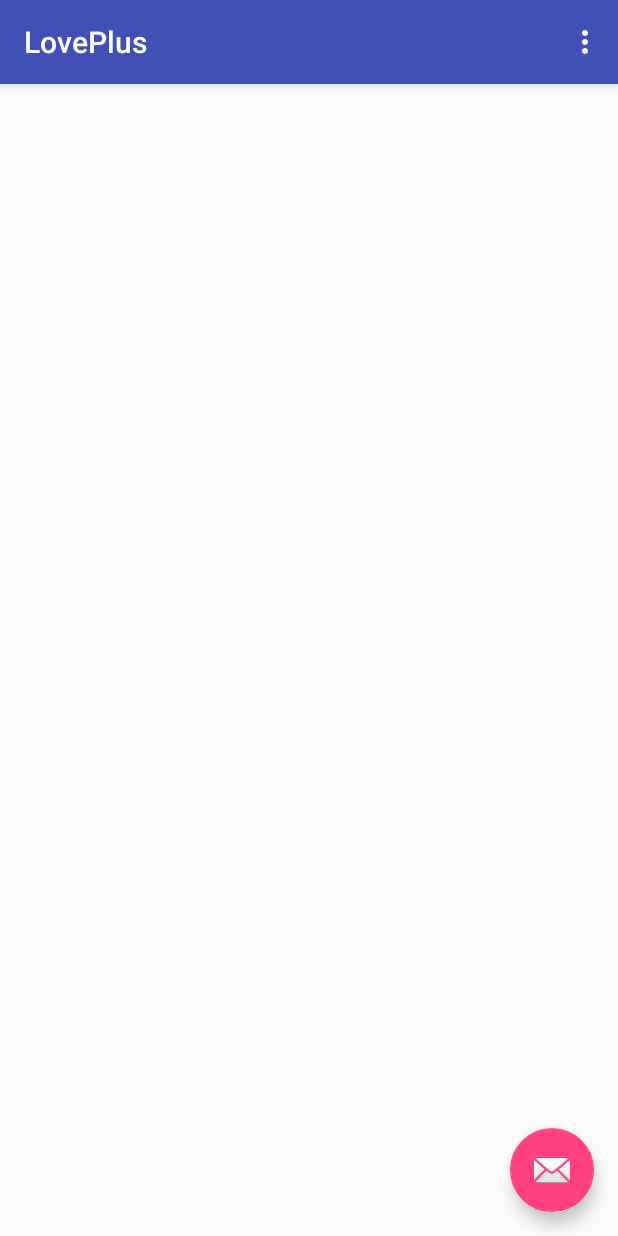
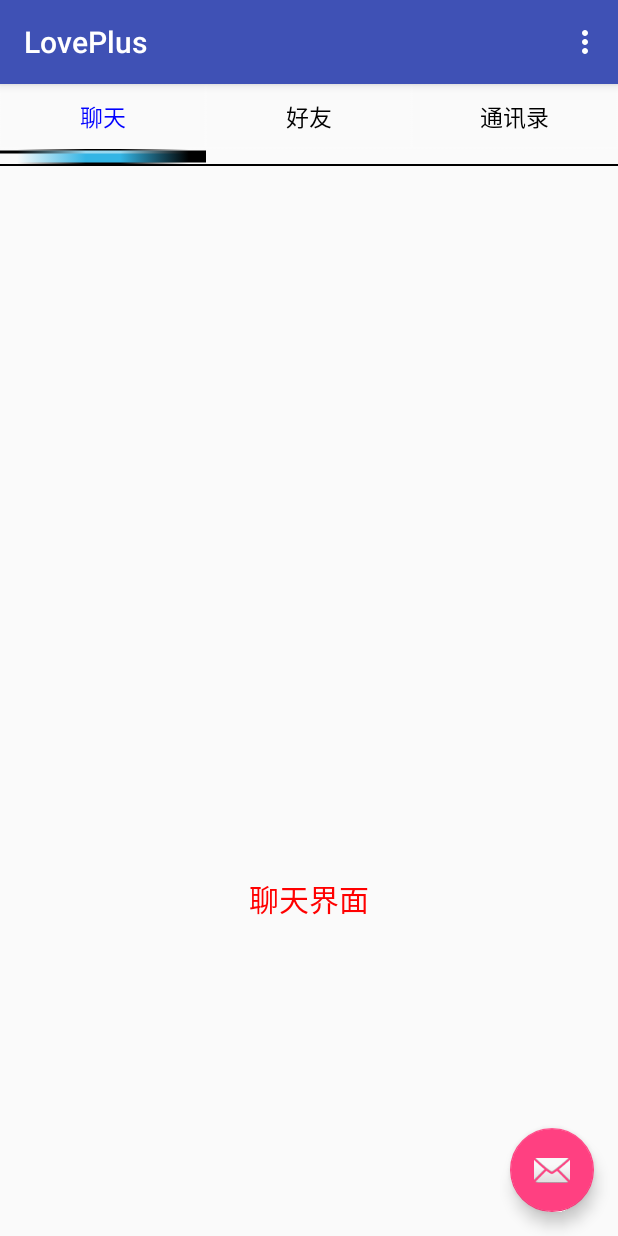
Before and after one commit to lgybetter/LovePlus, an Android app: the screen it shows after launch (MainActivity), on a phone screen of 412 x 824 dp. Run offline under Robolectric (Android 15) with nearby library versions, the phone set to English and light mode, and no system bars.

Commit message:
Finish the ViewPager Fragment

```diff
--- /dev/null
+++ b/app/src/main/java/adapter/FragmentAdapter.java
@@ -0,0 +1,31 @@
+package adapter;
+
+import android.support.v4.app.Fragment;
+import android.support.v4.app.FragmentManager;
+import android.support.v4.app.FragmentPagerAdapter;
+
+import java.util.ArrayList;
+import java.util.List;
+
+/**
+ * Created by Administrator on 2016/7/21.
+ */
+public class FragmentAdapter extends FragmentPagerAdapter {
+
+    List<Fragment> fragmentList = new ArrayList<>();
+    public FragmentAdapter(FragmentManager fm, List<Fragment> fragmentList) {
+        super(fm);
+        this.fragmentList = fragmentList;
+    }
+
+    @Override
+    public Fragment getItem(int position) {
+        return fragmentList.get(position);
+    }
+
+    @Override
+    public int getCount() {
+        return fragmentList.size();
+    }
+
+}
--- a/app/src/main/java/com/example/administrator/loveplus/MainActivity.java
+++ b/app/src/main/java/com/example/administrator/loveplus/MainActivity.java
@@ -1,37 +1,107 @@
 package com.example.administrator.loveplus;
-
+import android.graphics.Color;
+import android.support.v4.app.Fragment;
 import android.content.Intent;
 import android.os.Bundle;
 import android.support.design.widget.FloatingActionButton;
 import android.support.design.widget.Snackbar;
+import android.support.v4.view.ViewPager;
 import android.support.v7.app.AppCompatActivity;
 import android.support.v7.widget.Toolbar;
+import android.util.DisplayMetrics;
+import android.util.Log;
 import android.view.View;
 import android.view.Menu;
 import android.view.MenuItem;
-
+import android.widget.ImageView;
+import android.widget.LinearLayout;
+import android.widget.TextView;
+import java.util.ArrayList;
+import java.util.List;
+import adapter.FragmentAdapter;
+import fragment.ChatFragment;
+import fragment.ContactsFragment;
+import fragment.FriendFragment;
 import regiest_login.RegiestLoginActivity;
 
-public class MainActivity extends AppCompatActivity {
 
+public class MainActivity extends AppCompatActivity implements ViewPager.OnPageChangeListener,View.OnClickListener{
+    private ViewPager mPageVp;
+
+    private List<Fragment> mFragmentList = new ArrayList<>();
+    private FragmentAdapter mFragmentAdapter;
+
+    /**
+     * Tab显示内容TextView
+     */
+    private TextView mTabChatTv, mTabContactsTv, mTabFriendTv;
+    /**
+     * Tab的那个引导线
+     */
+    private ImageView mTabLineIv;
+    /**
+     * Fragment
+     */
+    private ChatFragment mChatFg;
+    private FriendFragment mFriendFg;
+    private ContactsFragment mContactsFg;
+    /**
+     * ViewPager的当前选中页
+     */
+    private int currentIndex = 0;
+    /**
+     * 屏幕的宽度
+     */
+    private int screenWidth;
+    private FloatingActionButton fab;
     @Override
     protected void onCreate(Bundle savedInstanceState) {
         super.onCreate(savedInstanceState);
         setContentView(R.layout.activity_main);
         Toolbar toolbar = (Toolbar) findViewById(R.id.toolbar);
         setSupportActionBar(toolbar);
+        initView();
+        initFragment();
+        initTabLineWidth();
+        fab.setOnClickListener(this);
+        mPageVp.addOnPageChangeListener(this);
+    }
 
-        FloatingActionButton fab = (FloatingActionButton) findViewById(R.id.fab);
-        fab.setOnClickListener(new View.OnClickListener() {
-            @Override
-            public void onClick(View view) {
-//                Snackbar.make(view, "Replace with your own action", Snackbar.LENGTH_SHORT)
-//                        .setAction("Action", null).show();
+    private void initFragment() {
+        mFriendFg = new FriendFragment();
+        mContactsFg = new ContactsFragment();
+        mChatFg = new ChatFragment();
+        mFragmentList.add(mChatFg);
+        mFragmentList.add(mFriendFg);
+        mFragmentList.add(mContactsFg);
+
+        mFragmentAdapter = new FragmentAdapter(
+                this.getSupportFragmentManager(), mFragmentList);
+        mPageVp.setAdapter(mFragmentAdapter);
+        mPageVp.setCurrentItem(0);
+
+    }
+
+    private void initView() {
+        fab = (FloatingActionButton) findViewById(R.id.fab);
+        mTabContactsTv = (TextView) this.findViewById(R.id.id_contacts_tv);
+        mTabChatTv = (TextView) this.findViewById(R.id.id_chat_tv);
+        mTabFriendTv = (TextView) this.findViewById(R.id.id_friend_tv);
+        mTabLineIv = (ImageView) this.findViewById(R.id.id_tab_line_iv);
+        mPageVp = (ViewPager) this.findViewById(R.id.id_page_vp);
+    }
+
+    @Override
+    public void onClick(View view) {
+        switch (view.getId()) {
+            case R.id.fab:
                 Intent intent = new Intent();
                 intent.setClass(getApplicationContext(), RegiestLoginActivity.class);
                 startActivity(intent);
-            }
-        });
+                break;
+            default:
+                break;
+        }
     }
 
     @Override
@@ -39,6 +109,72 @@ public class MainActivity extends AppCompatActivity {
         // Inflate the menu; this adds items to the action bar if it is present.
         getMenuInflater().inflate(R.menu.menu_main, menu);
         return true;
+    }
+
+    /**
+     * position :当前页面，及你点击滑动的页面 offset:当前页面偏移的百分比
+     * offsetPixels:当前页面偏移的像素位置
+     */
+    @Override
+    public void onPageScrolled(int position, float positionOffset, int positionOffsetPixels) {
+        LinearLayout.LayoutParams lp = (LinearLayout.LayoutParams) mTabLineIv
+                .getLayoutParams();
+
+        Log.e("offset:", positionOffset + "");
+        /**
+         * 利用currentIndex(当前所在页面)和position(下一个页面)以及offset来
+         * 设置mTabLineIv的左边距 滑动场景：
+         * 记3个页面,
+         * 从左到右分别为0,1,2
+         * 0->1; 1->2; 2->1; 1->0
+         */
+        if (currentIndex == 0 && position == 0)// 0->1
+        {
+            lp.leftMargin = (int) (positionOffset * (screenWidth * 1.0 / 3) + currentIndex
+                    * (screenWidth / 3));
+
+        } else if (currentIndex == 1 && position == 0) // 1->0
+        {
+            lp.leftMargin = (int) (-(1 - positionOffset)
+                    * (screenWidth * 1.0 / 3) + currentIndex
+                    * (screenWidth / 3));
+
+        } else if (currentIndex == 1 && position == 1) // 1->2
+        {
+            lp.leftMargin = (int) (positionOffset * (screenWidth * 1.0 / 3) + currentIndex
+                    * (screenWidth / 3));
+        } else if (currentIndex == 2 && position == 1) // 2->1
+        {
+            lp.leftMargin = (int) (-(1 - positionOffset)
+                    * (screenWidth * 1.0 / 3) + currentIndex
+                    * (screenWidth / 3));
+        }
+        mTabLineIv.setLayoutParams(lp);
+    }
+
+    @Override
+    public void onPageSelected(int position) {
+        resetTextView();
+        switch (position) {
+            case 0:
+                mTabChatTv.setTextColor(Color.BLUE);
+                break;
+            case 1:
+                mTabFriendTv.setTextColor(Color.BLUE);
+                break;
+            case 2:
+                mTabContactsTv.setTextColor(Color.BLUE);
+                break;
+        }
+        currentIndex = position;
+    }
+
+    /**
+     * state滑动中的状态 有三种状态（0，1，2） 1：正在滑动 2：滑动完毕 0：什么都没做。
+     */
+    @Override
+    public void onPageScrollStateChanged(int state) {
+
     }
 
     @Override
@@ -55,4 +191,27 @@ public class MainActivity extends AppCompatActivity {
 
         return super.onOptionsItemSelected(item);
     }
+
+    /**
+     * 设置滑动条的宽度为屏幕的1/3(根据Tab的个数而定)
+     */
+    private void initTabLineWidth() {
+        DisplayMetrics dpMetrics = new DisplayMetrics();
+        getWindow().getWindowManager().getDefaultDisplay()
+                .getMetrics(dpMetrics);
+        screenWidth = dpMetrics.widthPixels;
+        LinearLayout.LayoutParams lp = (LinearLayout.LayoutParams) mTabLineIv
+                .getLayoutParams();
+        lp.width = screenWidth / 3;
+        mTabLineIv.setLayoutParams(lp);
+    }
+
+    /**
+     * 重置颜色
+     */
+    private void resetTextView() {
+        mTabChatTv.setTextColor(Color.BLACK);
+        mTabFriendTv.setTextColor(Color.BLACK);
+        mTabContactsTv.setTextColor(Color.BLACK);
+    }
 }
--- /dev/null
+++ b/app/src/main/java/fragment/ChatFragment.java
@@ -0,0 +1,28 @@
+package fragment;
+
+import android.os.Bundle;
+import android.support.v4.app.Fragment;
+import android.view.LayoutInflater;
+import android.view.View;
+import android.view.ViewGroup;
+
+import com.example.administrator.loveplus.R;
+
+/**
+ * Created by Administrator on 2016/7/21.
+ */
+public class ChatFragment extends Fragment {
+
+    @Override
+    public View onCreateView(LayoutInflater inflater, ViewGroup container, Bundle savedInstanceState){
+        super.onCreateView(inflater, container, savedInstanceState);
+        View chatView = inflater.inflate(R.layout.activity_tab_chat, container,false);
+        return chatView;
+    }
+
+
+    @Override
+    public void onActivityCreated(Bundle savedInstanceState){
+        super.onActivityCreated(savedInstanceState);
+    }
+}
--- /dev/null
+++ b/app/src/main/java/fragment/ContactsFragment.java
@@ -0,0 +1,28 @@
+package fragment;
+
+import android.os.Bundle;
+import android.support.v4.app.Fragment;
+import android.view.LayoutInflater;
+import android.view.View;
+import android.view.ViewGroup;
+
+import com.example.administrator.loveplus.R;
+
+/**
+ * Created by Administrator on 2016/7/21.
+ */
+public class ContactsFragment extends Fragment {
+    @Override
+    public View onCreateView(LayoutInflater inflater, ViewGroup container, Bundle savedInstanceState){
+        super.onCreateView(inflater, container, savedInstanceState);
+        View contactsView = inflater.inflate(R.layout.activity_tab_contacts, container,false);
+        return contactsView;
+
+
+    }
+
+    @Override
+    public void onActivityCreated(Bundle savedInstanceState){
+        super.onActivityCreated(savedInstanceState);
+    }
+}
--- /dev/null
+++ b/app/src/main/java/fragment/FriendFragment.java
@@ -0,0 +1,28 @@
+package fragment;
+
+import android.support.v4.app.Fragment;
+import android.os.Bundle;
+import android.view.LayoutInflater;
+import android.view.View;
+import android.view.ViewGroup;
+
+import com.example.administrator.loveplus.R;
+
+/**
+ * Created by Administrator on 2016/7/21.
+ */
+public class FriendFragment extends Fragment {
+
+    @Override
+    public View onCreateView(LayoutInflater inflater, ViewGroup container, Bundle savedInstanceState){
+        super.onCreateView(inflater, container, savedInstanceState);
+        View friendView = inflater.inflate(R.layout.activity_tab_friend, container,false);
+        return friendView;
+    }
+
+
+    @Override
+    public void onActivityCreated(Bundle savedInstanceState){
+        super.onActivityCreated(savedInstanceState);
+    }
+}
--- /dev/null
+++ b/app/src/main/res/drawable/guide_round_selector.xml
@@ -0,0 +1,6 @@
+<?xml version="1.0" encoding="UTF-8"?>
+<selector
+  xmlns:android="http://schemas.android.com/apk/res/android">
+    <item android:state_enabled="true" android:drawable="@drawable/tab_guide_round_enabled" />
+    <item android:state_enabled="false" android:drawable="@drawable/tab_guide_round_disabled" />
+</selector>
--- a/app/src/main/res/layout/activity_main.xml
+++ b/app/src/main/res/layout/activity_main.xml
@@ -18,31 +18,36 @@
             android:background="?attr/colorPrimary"
             app:popupTheme="@style/AppTheme.PopupOverlay" />
     </android.support.design.widget.AppBarLayout>
-    <LinearLayout
+    <!--<LinearLayout-->
+        <!--android:layout_width="match_parent"-->
+        <!--android:orientation="vertical"-->
+        <!--app:layout_behavior="@string/appbar_scrolling_view_behavior"-->
+        <!--android:layout_height="wrap_content">-->
+        <!--<LinearLayout-->
+            <!--android:layout_width="match_parent"-->
+            <!--android:orientation="horizontal"-->
+            <!--android:padding="10dp"-->
+            <!--android:layout_height="wrap_content">-->
+            <!--<android.support.design.widget.TabLayout-->
+                <!--android:id="@+id/sliding_tabs"-->
+                <!--app:tabGravity="fill"-->
+                <!--app:tabMode="scrollable"-->
+                <!--android:layout_width="match_parent"-->
+                <!--android:layout_height="wrap_content"/>-->
+            <!--<android.support.v4.view.ViewPager-->
+                <!--android:layout_width="match_parent"-->
+                <!--android:layout_height="match_parent"/>-->
+        <!--</LinearLayout>-->
+    <!--</LinearLayout>-->
+    <include layout="@layout/activity_main_top_tab" />
+
+    <android.support.v4.view.ViewPager
+        android:id="@+id/id_page_vp"
         android:layout_width="match_parent"
-        android:orientation="vertical"
-        app:layout_behavior="@string/appbar_scrolling_view_behavior"
-        android:layout_height="wrap_content">
-        <LinearLayout
-            android:layout_width="match_parent"
-            android:orientation="horizontal"
-            android:padding="10dp"
-            android:layout_height="wrap_content">
-            <android.support.design.widget.TabLayout
-                android:id="@+id/sliding_tabs"
-                app:tabGravity="fill"
-                app:tabMode="scrollable"
-                android:layout_width="match_parent"
-                android:layout_height="wrap_content"/>
-            <android.support.v4.view.ViewPager
-                android:layout_width="match_parent"
-                android:layout_height="match_parent"/>
-        </LinearLayout>
-    </LinearLayout>
-
-
-
-
+        android:layout_height="450dp"
+        android:layout_gravity="bottom"
+        android:layout_weight="1" >
+    </android.support.v4.view.ViewPager>
 
     <android.support.design.widget.FloatingActionButton
         android:id="@+id/fab"
--- /dev/null
+++ b/app/src/main/res/layout/activity_main_top_tab.xml
@@ -0,0 +1,95 @@
+<LinearLayout xmlns:android="http://schemas.android.com/apk/res/android"
+    xmlns:tools="http://schemas.android.com/tools"
+    android:layout_width="match_parent"
+    android:layout_height="wrap_content"
+    xmlns:app="http://schemas.android.com/apk/res-auto"
+    app:layout_behavior="@string/appbar_scrolling_view_behavior"
+    android:orientation="vertical"
+    tools:showIn="@layout/activity_main">
+
+    <LinearLayout
+        android:id="@+id/id_switch_tab_ll"
+        android:layout_width="match_parent"
+        android:layout_height="wrap_content"
+        android:orientation="horizontal"
+        android:baselineAligned="false"
+        >
+
+        <LinearLayout
+            android:id="@+id/id_tab_chat_ll"
+            android:layout_width="match_parent"
+            android:layout_height="wrap_content"
+            android:layout_weight="1"
+            android:background="@drawable/guide_round_selector"
+            android:gravity="center"
+            android:orientation="horizontal"
+            android:padding="10dip" >
+
+            <TextView
+                android:id="@+id/id_chat_tv"
+                android:layout_width="wrap_content"
+                android:layout_height="wrap_content"
+                android:gravity="center"
+                android:text="聊天"
+                android:textColor="#0000FF"
+                android:textSize="15dip" />
+        </LinearLayout>
+
+        <LinearLayout
+            android:id="@+id/id_tab_friend_ll"
+            android:layout_width="match_parent"
+            android:layout_height="wrap_content"
+            android:layout_weight="1"
+            android:background="@drawable/guide_round_selector"
+            android:clickable="true"
+            android:gravity="center"
+            android:orientation="horizontal"
+            android:padding="10dip"
+            android:saveEnabled="false" >
+
+            <TextView
+                android:id="@+id/id_friend_tv"
+                android:layout_width="wrap_content"
+                android:layout_height="wrap_content"
+                android:gravity="center"
+                android:text="好友"
+                android:textColor="#000000"
+                android:textSize="15dip" />
+        </LinearLayout>
+
+        <LinearLayout
+            android:id="@+id/id_tab_contacts_ll"
+            android:layout_width="match_parent"
+            android:layout_height="wrap_content"
+            android:layout_weight="1"
+            android:background="@drawable/guide_round_selector"
+            android:focusable="false"
+            android:gravity="center"
+            android:orientation="horizontal"
+            android:padding="10dip" >
+
+            <TextView
+                android:id="@+id/id_contacts_tv"
+                android:layout_width="wrap_content"
+                android:layout_height="wrap_content"
+                android:gravity="center"
+                android:text="通讯录"
+                android:textColor="#000000"
+                android:textSize="15dip" />
+        </LinearLayout>
+    </LinearLayout>
+
+    <ImageView
+        android:id="@+id/id_tab_line_iv"
+        android:layout_width="200dp"
+        android:layout_height="wrap_content"
+        android:contentDescription="tab"
+        android:background="@drawable/tab_selected_pressed_holo" >
+    </ImageView>
+
+    <View
+        android:layout_width="match_parent"
+        android:layout_height="1dp"
+        android:background="#000000" />
+
+</LinearLayout>
--- /dev/null
+++ b/app/src/main/res/layout/activity_tab_chat.xml
@@ -0,0 +1,16 @@
+<LinearLayout xmlns:android="http://schemas.android.com/apk/res/android"
+    xmlns:tools="http://schemas.android.com/tools"
+    android:layout_width="match_parent"
+    android:layout_height="match_parent"
+    android:orientation="vertical" >
+
+	<TextView
+	    android:layout_width="match_parent"
+	    android:layout_height="match_parent"
+	    android:text="聊天界面"
+	    android:textColor="#FF0000"
+	    android:textSize="20sp"
+	    android:gravity="center"
+	    ></TextView>
+
+</LinearLayout>
--- /dev/null
+++ b/app/src/main/res/layout/activity_tab_contacts.xml
@@ -0,0 +1,16 @@
+<LinearLayout xmlns:android="http://schemas.android.com/apk/res/android"
+    xmlns:tools="http://schemas.android.com/tools"
+    android:layout_width="match_parent"
+    android:layout_height="match_parent"
+    android:orientation="vertical" >
+
+	<TextView
+	    android:layout_width="match_parent"
+	    android:layout_height="match_parent"
+	    android:text="通讯录界面"
+	    android:textColor="#0000FF"
+	    android:textSize="20sp"
+	    android:gravity="center"
+	    ></TextView>
+
+</LinearLayout>
--- /dev/null
+++ b/app/src/main/res/layout/activity_tab_friend.xml
@@ -0,0 +1,16 @@
+<LinearLayout xmlns:android="http://schemas.android.com/apk/res/android"
+    xmlns:tools="http://schemas.android.com/tools"
+    android:layout_width="match_parent"
+    android:layout_height="match_parent"
+    android:orientation="vertical" >
+
+	<TextView
+	    android:layout_width="match_parent"
+	    android:layout_height="match_parent"
+	    android:text="好友界面"
+	    android:textColor="#00FF00"
+	    android:textSize="20sp"
+	    android:gravity="center"
+	    ></TextView>
+
+</LinearLayout>
```
Also changed, not shown: app/src/main/res/drawable/tab_guide_round_disabled.png (added), app/src/main/res/drawable/tab_guide_round_enabled.png (added), app/src/main/res/drawable/tab_selected_pressed_holo.png (added).
